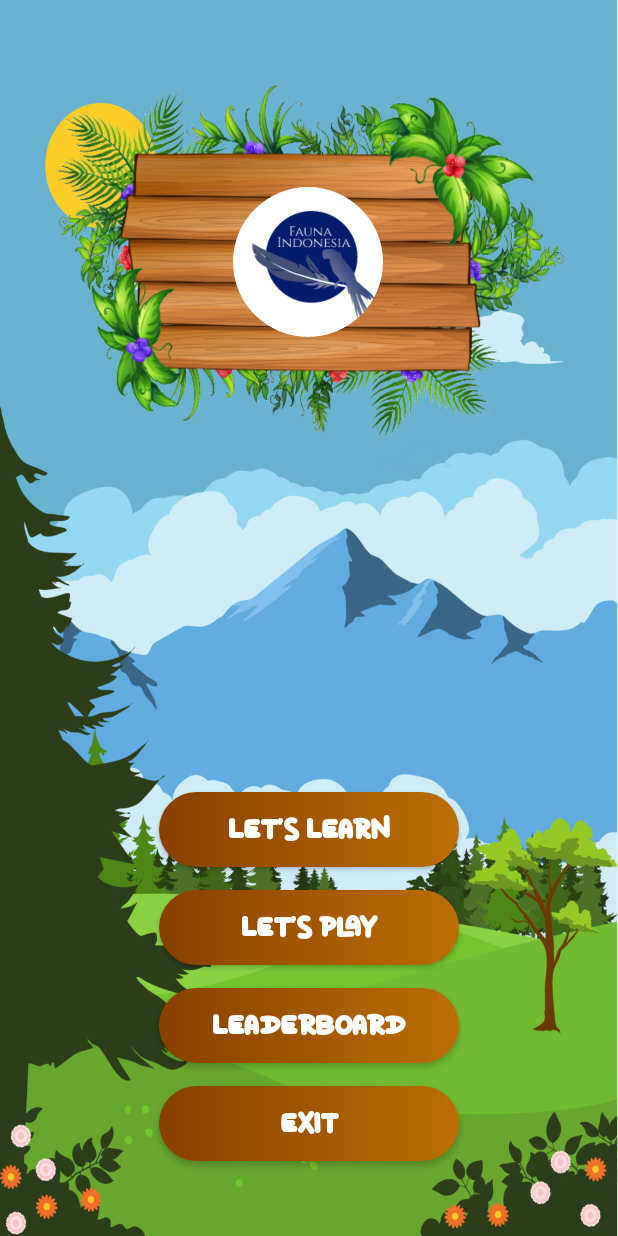
After one commit to yosafat72/fauna-indonesia, an Android app: the MenuActivity screen opened directly, with no data from a screen before it, on a phone screen of 412 x 824 dp. The commit adds this screen. Run offline under Robolectric (Android 15) with nearby library versions, the phone set to English and light mode, and no system bars.

Commit message:
Update splash, main & menu

```diff
--- /dev/null
+++ b/app/src/main/java/lab/yohesu/faunaindonesia/view/MenuActivity.kt
@@ -0,0 +1,30 @@
+package lab.yohesu.faunaindonesia.view
+
+import androidx.appcompat.app.AppCompatActivity
+import android.os.Bundle
+import android.widget.Toast
+import lab.yohesu.faunaindonesia.databinding.ActivityMenuBinding
+
+class MenuActivity : AppCompatActivity() {
+
+    private lateinit var binding: ActivityMenuBinding
+
+    //timer
+    var backPressedTime: Long = 0
+
+    override fun onCreate(savedInstanceState: Bundle?) {
+        super.onCreate(savedInstanceState)
+        binding = ActivityMenuBinding.inflate(layoutInflater)
+        setContentView(binding.root)
+    }
+
+    override fun onBackPressed() {
+        if (backPressedTime + 3000 > System.currentTimeMillis()){
+            super.onBackPressed()
+            finish()
+        }else{
+            Toast.makeText(this, "Press back again to leave the app.", Toast.LENGTH_LONG).show()
+        }
+        backPressedTime = System.currentTimeMillis()
+    }
+}
--- /dev/null
+++ b/app/src/main/res/drawable/rounded_button.xml
@@ -0,0 +1,10 @@
+<?xml version="1.0" encoding="utf-8"?>
+<shape xmlns:android="http://schemas.android.com/apk/res/android"
+       android:shape="rectangle">
+    <gradient
+        android:startColor="#874000"
+        android:endColor="#BC6F03"/>
+    <corners
+        android:radius="25dp"
+    />
+</shape>
--- /dev/null
+++ b/app/src/main/res/layout/activity_menu.xml
@@ -0,0 +1,85 @@
+<?xml version="1.0" encoding="utf-8"?>
+<RelativeLayout
+        xmlns:android="http://schemas.android.com/apk/res/android"
+        xmlns:tools="http://schemas.android.com/tools"
+        xmlns:app="http://schemas.android.com/apk/res-auto"
+        android:layout_width="match_parent"
+        android:layout_height="match_parent"
+        tools:context=".view.MenuActivity"
+        android:background="@drawable/background">
+
+    <RelativeLayout
+            android:layout_width="350dp"
+            android:layout_height="250dp"
+            android:background="@drawable/new_board"
+            android:layout_centerHorizontal="true"
+            android:layout_marginTop="@dimen/dp50">
+
+        <com.google.android.material.imageview.ShapeableImageView
+                android:layout_width="@dimen/dp100"
+                android:layout_height="@dimen/dp100"
+                android:src="@drawable/logo"
+                app:shapeAppearanceOverlay="@style/roundedImageViewRounded"
+                android:scaleType="centerInside"
+                android:layout_centerInParent="true"
+        />
+
+    </RelativeLayout>
+
+    <Button
+            android:id="@+id/btnStudy"
+            android:layout_width="@dimen/dp200"
+            android:layout_height="@dimen/dp50"
+            android:background="@drawable/rounded_button"
+            android:layout_centerHorizontal="true"
+            android:layout_marginBottom="@dimen/dp15"
+            android:text="@string/study"
+            android:fontFamily="@font/dilo_world"
+            android:textColor="@color/white"
+            android:textSize="20sp"
+            android:layout_above="@id/btnPlay"
+    />
+
+    <Button
+        android:id="@+id/btnPlay"
+        android:layout_width="@dimen/dp200"
+        android:layout_height="@dimen/dp50"
+        android:background="@drawable/rounded_button"
+        android:layout_centerHorizontal="true"
+        android:layout_marginBottom="@dimen/dp15"
+        android:text="@string/play"
+        android:fontFamily="@font/dilo_world"
+        android:textColor="@color/white"
+        android:textSize="20sp"
+        android:layout_above="@id/btnLeaderboard"
+    />
+
+    <Button
+        android:id="@+id/btnLeaderboard"
+        android:layout_width="@dimen/dp200"
+        android:layout_height="@dimen/dp50"
+        android:background="@drawable/rounded_button"
+        android:layout_centerHorizontal="true"
+        android:layout_marginBottom="@dimen/dp15"
+        android:text="@string/leaderboard"
+        android:fontFamily="@font/dilo_world"
+        android:textColor="@color/white"
+        android:textSize="20sp"
+        android:layout_above="@+id/btnExit"
+    />
+
+    <Button
+        android:id="@+id/btnExit"
+        android:layout_width="@dimen/dp200"
+        android:layout_height="@dimen/dp50"
+        android:background="@drawable/rounded_button"
+        android:layout_alignParentBottom="true"
+        android:layout_centerHorizontal="true"
+        android:layout_marginBottom="@dimen/dp50"
+        android:text="@string/exit"
+        android:fontFamily="@font/dilo_world"
+        android:textColor="@color/white"
+        android:textSize="20sp"
+    />
+
+</RelativeLayout>
--- /dev/null
+++ b/app/src/main/res/values/dimens.xml
@@ -0,0 +1,10 @@
+<?xml version="1.0" encoding="utf-8"?>
+<resources>
+    <dimen name="dp15">15dp</dimen>
+    <dimen name="dp25">25dp</dimen>
+    <dimen name="dp50">50dp</dimen>
+    <dimen name="dp100">100dp</dimen>
+    <dimen name="dp125">125dp</dimen>
+    <dimen name="dp150">150dp</dimen>
+    <dimen name="dp200">200dp</dimen>
+</resources>
--- a/app/src/main/res/values/strings.xml
+++ b/app/src/main/res/values/strings.xml
@@ -1,3 +1,8 @@
 <resources>
     <string name="app_name">Fauna Indonesia</string>
+    <string name="start">Start</string>
+    <string name="study">Let\'s learn</string>
+    <string name="play">Let\'s play</string>
+    <string name="leaderboard">Leaderboard</string>
+    <string name="exit">Exit</string>
 </resources>
--- a/app/src/main/res/values/themes.xml
+++ b/app/src/main/res/values/themes.xml
@@ -1,6 +1,6 @@
 <resources xmlns:tools="http://schemas.android.com/tools">
     <!-- Base application theme. -->
-    <style name="Theme.FaunaIndonesia" parent="Theme.MaterialComponents.DayNight.NoActionBar">
+    <style name="Theme.FaunaIndonesia" parent="Theme.AppCompat.Light.NoActionBar">
         <!-- Primary brand color. -->
         <item name="colorPrimary">@color/purple_500</item>
         <item name="colorPrimaryVariant">@color/purple_700</item>
@@ -13,4 +13,9 @@
         <item name="android:statusBarColor" tools:targetApi="l">?attr/colorPrimaryVariant</item>
         <!-- Customize your theme here. -->
     </style>
+
+    <style name="roundedImageViewRounded">
+        <item name="cornerFamily">rounded</item>
+        <item name="cornerSize">50%</item>
+    </style>
 </resources>
```
Also changed, not shown: app/src/main/AndroidManifest.xml (+9 -6 lines), app/src/main/java/lab/yohesu/faunaindonesia/view/MainActivity.kt (+12 -1 lines), app/src/main/java/lab/yohesu/faunaindonesia/view/SplashScreen.kt (+13 -0 lines), app/src/main/res/drawable/gradient.xml (added, +10 -0 lines), app/src/main/res/layout/activity_main.xml (+37 -11 lines), app/src/main/res/layout/activity_splash_screen.xml (+12 -3 lines), app/src/main/res/drawable/background.jpg (added), app/src/main/res/drawable/logo.png (added), app/src/main/res/drawable/new_board.png (added), app/src/main/res/drawable/new_logo.png (added), app/src/main/res/font/dilo_world.ttf (added), 2 other files.
